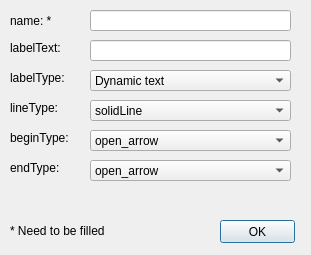
qreal/qreal, file qrgui/dialogs/metamodelingOnFly/edgePropertiesDialog.ui: the form before one commit.
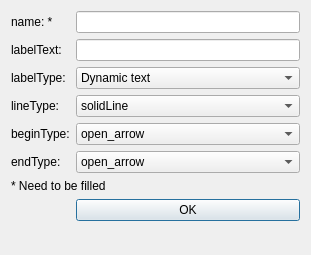
The form after the commit.

Commit message: added layout, lol

Patch:
```diff
--- a/qrgui/dialogs/metamodelingOnFly/edgePropertiesDialog.ui
+++ b/qrgui/dialogs/metamodelingOnFly/edgePropertiesDialog.ui
@@ -13,74 +13,36 @@
   <property name="windowTitle">
    <string>Edge properties</string>
   </property>
+  <layout class="QFormLayout" name="formLayout">
+   <item row="0" column="0">
   <widget class="QLabel" name="nameLabel">
-   <property name="geometry">
-    <rect>
-     <x>10</x>
-     <y>10</y>
-     <width>81</width>
-     <height>21</height>
-    </rect>
-   </property>
    <property name="text">
     <string>name: *</string>
    </property>
   </widget>
-  <widget class="QLineEdit" name="nameEdit">
-   <property name="geometry">
-    <rect>
-     <x>90</x>
-     <y>10</y>
-     <width>201</width>
-     <height>21</height>
-    </rect>
-   </property>
-  </widget>
+   </item>
+   <item row="0" column="1">
+    <widget class="QLineEdit" name="nameEdit"/>
+   </item>
+   <item row="2" column="0">
   <widget class="QLabel" name="labelTextLabel">
-   <property name="geometry">
-    <rect>
-     <x>10</x>
-     <y>40</y>
-     <width>81</width>
-     <height>16</height>
-    </rect>
-   </property>
    <property name="text">
     <string>labelText:</string>
    </property>
   </widget>
-  <widget class="QLineEdit" name="labelTextEdit">
-   <property name="geometry">
-    <rect>
-     <x>90</x>
-     <y>40</y>
-     <width>201</width>
-     <height>21</height>
-    </rect>
-   </property>
-  </widget>
+   </item>
+   <item row="2" column="1">
+    <widget class="QLineEdit" name="labelTextEdit"/>
+   </item>
+   <item row="4" column="0">
   <widget class="QLabel" name="labelTypeLabel">
-   <property name="geometry">
-    <rect>
-     <x>10</x>
-     <y>70</y>
-     <width>81</width>
-     <height>16</height>
-    </rect>
-   </property>
    <property name="text">
     <string>labelType:</string>
    </property>
   </widget>
+   </item>
+   <item row="4" column="1">
   <widget class="QComboBox" name="labelTypeComboBox">
-   <property name="geometry">
-    <rect>
-     <x>90</x>
-     <y>70</y>
-     <width>201</width>
-     <height>21</height>
-    </rect>
-   </property>
    <item>
     <property name="text">
      <string>Dynamic text</string>
@@ -92,28 +54,16 @@
     </property>
    </item>
   </widget>
+   </item>
+   <item row="6" column="0">
   <widget class="QLabel" name="lineTypeLabel">
-   <property name="geometry">
-    <rect>
-     <x>10</x>
-     <y>100</y>
-     <width>81</width>
-     <height>16</height>
-    </rect>
-   </property>
    <property name="text">
     <string>lineType:</string>
    </property>
   </widget>
+   </item>
+   <item row="6" column="1">
   <widget class="QComboBox" name="lineTypeComboBox">
-   <property name="geometry">
-    <rect>
-     <x>90</x>
-     <y>100</y>
-     <width>201</width>
-     <height>21</height>
-    </rect>
-   </property>
    <item>
     <property name="text">
      <string>solidLine</string>
@@ -130,28 +80,16 @@
     </property>
    </item>
   </widget>
+   </item>
+   <item row="8" column="0">
   <widget class="QLabel" name="beginTypeLabel">
-   <property name="geometry">
-    <rect>
-     <x>10</x>
-     <y>130</y>
-     <width>81</width>
-     <height>16</height>
-    </rect>
-   </property>
    <property name="text">
     <string>beginType:</string>
    </property>
   </widget>
+   </item>
+   <item row="8" column="1">
   <widget class="QComboBox" name="beginTypeComboBox">
-   <property name="geometry">
-    <rect>
-     <x>90</x>
-     <y>130</y>
-     <width>201</width>
-     <height>21</height>
-    </rect>
-   </property>
    <property name="currentIndex">
     <number>1</number>
    </property>
@@ -186,28 +124,16 @@
     </property>
    </item>
   </widget>
+   </item>
+   <item row="10" column="0">
   <widget class="QLabel" name="endTypeLabel">
-   <property name="geometry">
-    <rect>
-     <x>10</x>
-     <y>160</y>
-     <width>81</width>
-     <height>16</height>
-    </rect>
-   </property>
    <property name="text">
     <string>endType:</string>
    </property>
   </widget>
+   </item>
+   <item row="10" column="1">
   <widget class="QComboBox" name="endTypeComboBox">
-   <property name="geometry">
-    <rect>
-     <x>90</x>
-     <y>160</y>
-     <width>201</width>
-     <height>21</height>
-    </rect>
-   </property>
    <property name="currentIndex">
     <number>1</number>
    </property>
@@ -242,32 +168,22 @@
     </property>
    </item>
   </widget>
-  <widget class="QPushButton" name="okPushButton">
-   <property name="geometry">
-    <rect>
-     <x>220</x>
-     <y>220</y>
-     <width>75</width>
-     <height>23</height>
-    </rect>
-   </property>
-   <property name="text">
-    <string>OK</string>
-   </property>
-  </widget>
+   </item>
+   <item row="12" column="0" colspan="2">
   <widget class="QLabel" name="label">
-   <property name="geometry">
-    <rect>
-     <x>10</x>
-     <y>220</y>
-     <width>211</width>
-     <height>21</height>
-    </rect>
-   </property>
    <property name="text">
     <string>* Need to be filled</string>
    </property>
   </widget>
+   </item>
+   <item row="13" column="1">
+    <widget class="QPushButton" name="okPushButton">
+     <property name="text">
+      <string>OK</string>
+     </property>
+    </widget>
+   </item>
+  </layout>
  </widget>
  <resources/>
  <connections/>
```
Lines whose indentation alone changed are shown as unchanged.
